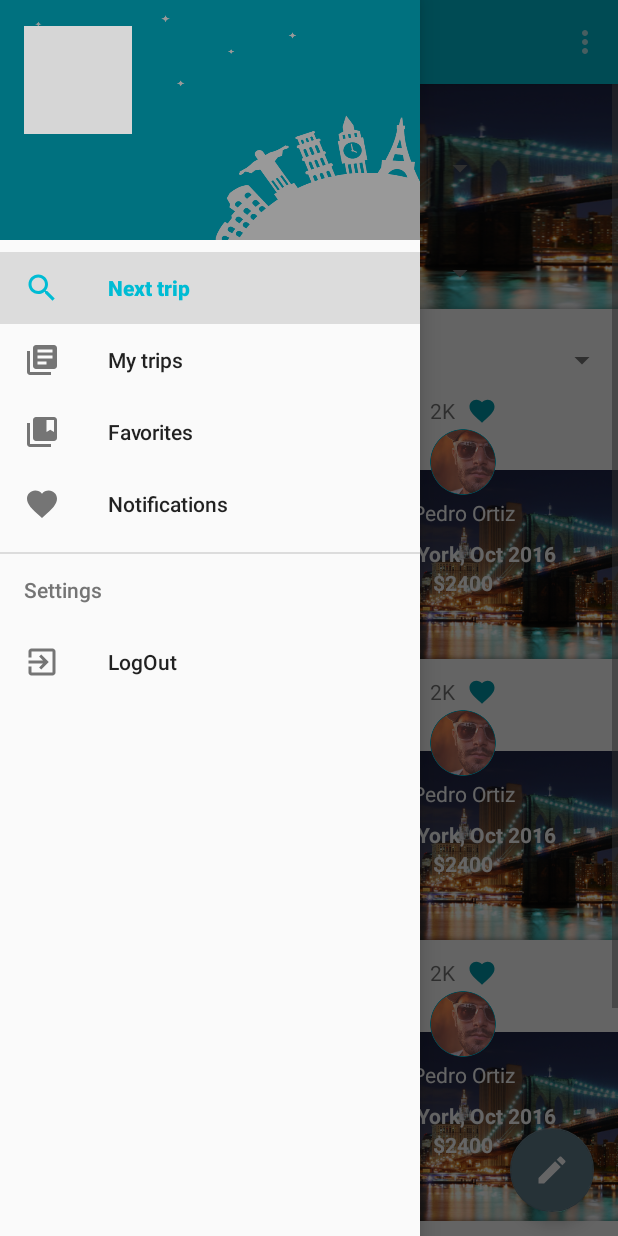
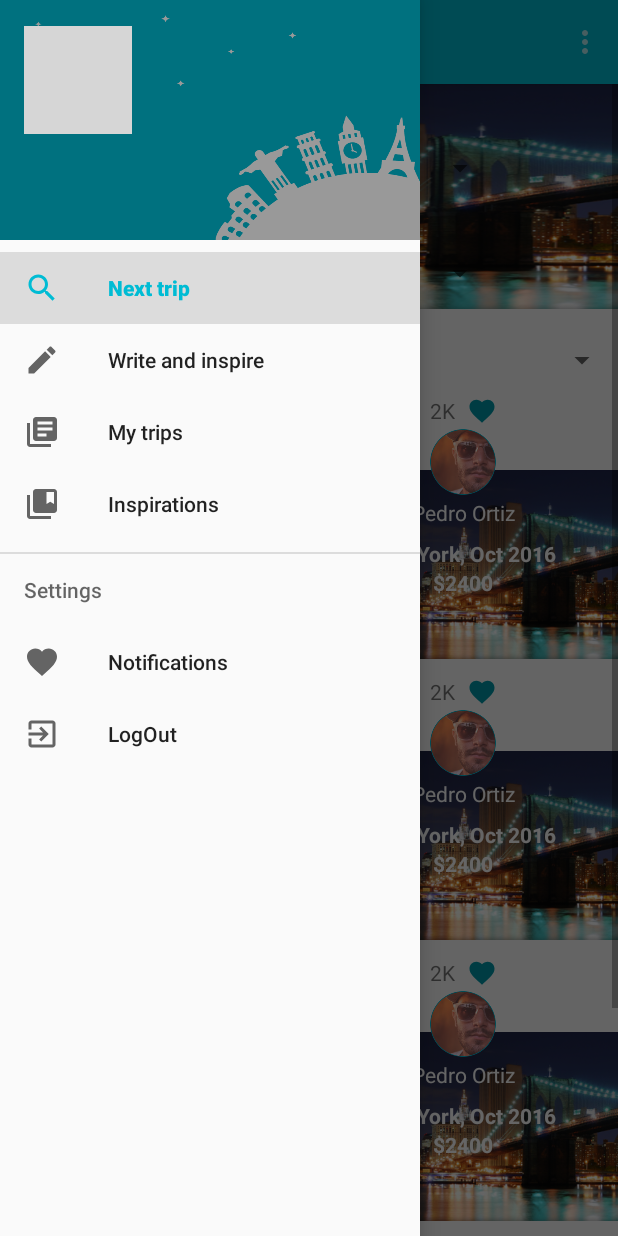
Before and after one commit to RonnyValdivieso/tripget, an Android app: the screen it shows after launch once a user with an empty profile is signed in (MainActivity), with the side drawer open, on a phone screen of 412 x 824 dp. Run offline under Robolectric (Android 15) with nearby library versions, the phone set to English and light mode, and no system bars; our stand-ins replace Firebase (no records; nobody signed in at launch, a user with empty details on screens opened directly); pictures from the network do not load; grey boxes are pictures that could not be loaded.

Commit message:
Deleted floating button / API 21 compatible

```diff
--- a/app/build.gradle
+++ b/app/build.gradle
@@ -6,7 +6,7 @@ android {
     defaultConfig {
         applicationId "com.tripget.tripget"
         minSdkVersion 15
-        targetSdkVersion 25
+        targetSdkVersion 21
         versionCode 5
         versionName "1.4"
         testInstrumentationRunner "android.support.test.runner.AndroidJUnitRunner"
@@ -30,6 +30,8 @@ dependencies {
     compile 'com.google.android.gms:play-services-auth:11.0.2'
     compile 'com.google.firebase:firebase-auth:11.0.2'
     compile 'com.android.support:design:25.3.1'
+    compile 'com.android.support:cardview-v7:25.3.1'
+    compile 'com.android.support:recyclerview-v7:25.3.1'
     compile 'com.github.bumptech.glide:glide:4.0.0-RC1'
     compile 'com.android.support:support-v4:25.3.1'
     testCompile 'junit:junit:4.12'
--- a/app/src/main/AndroidManifest.xml
+++ b/app/src/main/AndroidManifest.xml
@@ -8,7 +8,7 @@
         android:label="@string/app_name"
         android:roundIcon="@mipmap/ic_launcher_round"
         android:supportsRtl="true"
-        android:theme="@style/TripgetTheme">
+        android:theme="@style/AppStyle">
         <activity android:name=".MainActivity"
             android:windowSoftInputMode="adjustResize">
             <intent-filter>
--- a/app/src/main/java/com/tripget/tripget/MainActivity.java
+++ b/app/src/main/java/com/tripget/tripget/MainActivity.java
@@ -238,8 +238,9 @@ public class MainActivity extends AppCompatActivity
         } else if (id == R.id.nav_my_trips) {
             fragment = new MyTripsFragment();
             callFragment();
-        } else if (id == R.id.nav_favorite) {
-
+        } else if (id == R.id.nav_new_story) {
+            fragment = new ReviewTripFragment();
+            callFragment();
         } else if (id == R.id.nav_notification) {
             fragment = new NotificationFragment();
             callFragment();
--- a/app/src/main/java/com/tripget/tripget/NextTripFragment.java
+++ b/app/src/main/java/com/tripget/tripget/NextTripFragment.java
@@ -33,7 +33,7 @@ public class NextTripFragment extends Fragment {
         // Inflate the layout for this fragment
         View view = inflater.inflate(R.layout.fragment_next_trip, container, false);
 
-        fab = (FloatingActionButton)view.findViewById(R.id.fab);
+        /*fab = (FloatingActionButton)view.findViewById(R.id.fab);
         fab.setOnClickListener(new View.OnClickListener() {
             @Override
             public void onClick(View view) {
@@ -41,7 +41,7 @@ public class NextTripFragment extends Fragment {
                 FragmentManager manager = getFragmentManager();
                 manager.beginTransaction().replace(R.id.main_content, fragment).addToBackStack(null).setTransition(FragmentTransaction.TRANSIT_FRAGMENT_FADE).commit();
             }
-        });
+        });*/
         return view;
     }
 
--- a/app/src/main/res/layout/app_bar_main_menu.xml
+++ b/app/src/main/res/layout/app_bar_main_menu.xml
@@ -10,6 +10,7 @@
         android:layout_width="match_parent"
         android:layout_height="wrap_content"
         android:theme="@style/AppTheme.AppBarOverlay">
+        <!--android:theme="@style/AppTheme.AppBarOverlay"-->
 
         <android.support.v7.widget.Toolbar
             android:id="@+id/toolbar"
@@ -17,6 +18,7 @@
             android:layout_height="?attr/actionBarSize"
             android:background="?attr/colorPrimary"
             app:popupTheme="@style/AppTheme.PopupOverlay" />
+            <!--app:popupTheme="@style/AppTheme.PopupOverlay" -->
 
     </android.support.design.widget.AppBarLayout>
 
--- a/app/src/main/res/layout/fragment_next_trip.xml
+++ b/app/src/main/res/layout/fragment_next_trip.xml
@@ -23,13 +23,13 @@ tools:context="com.tripget.tripget.NextTripFragment">
 
     </ScrollView>
 
-<android.support.design.widget.FloatingActionButton
+<!--<android.support.design.widget.FloatingActionButton
     android:id="@+id/fab"
     android:layout_width="wrap_content"
     android:layout_height="wrap_content"
     android:layout_gravity="bottom|end"
     android:layout_margin="@dimen/fab_margin"
     app:srcCompat="@drawable/ic_edit"
-    android:tint="@color/primaryBackground"/>
+    android:tint="@color/primaryBackground"/>-->
 
 </android.support.design.widget.CoordinatorLayout>
--- a/app/src/main/res/layout/review_trip_needs.xml
+++ b/app/src/main/res/layout/review_trip_needs.xml
@@ -19,7 +19,6 @@
 				android:layout_width="0dp"
 				android:layout_height="match_parent"
 				android:layout_weight="1"
-				android:theme="@style/TripgetTheme.icons"
 				app:srcCompat="@drawable/ic_flight_takeoff"/>
 			<TextView
 				android:layout_width="0dp"
@@ -36,7 +35,6 @@
 				android:layout_width="0dp"
 				android:layout_height="match_parent"
 				android:layout_weight="1"
-				android:theme="@style/TripgetTheme.icons"
 				app:srcCompat="@drawable/ic_local_dining"/>
 			<TextView
 				android:layout_width="0dp"
@@ -53,7 +51,6 @@
 				android:layout_width="0dp"
 				android:layout_height="match_parent"
 				android:layout_weight="1"
-				android:theme="@style/TripgetTheme.icons"
 				app:srcCompat="@drawable/ic_local_mall"/>
 			<TextView
 				android:layout_width="0dp"
@@ -76,7 +73,6 @@
 				android:layout_width="0dp"
 				android:layout_height="match_parent"
 				android:layout_weight="1"
-				android:theme="@style/TripgetTheme.icons"
 				app:srcCompat="@drawable/ic_local_hotel"/>
 			<TextView
 				android:layout_width="0dp"
@@ -93,7 +89,6 @@
 				android:layout_width="0dp"
 				android:layout_height="match_parent"
 				android:layout_weight="1"
-				android:theme="@style/TripgetTheme.icons"
 				app:srcCompat="@drawable/ic_directions_bus_black_24dp"/>
 			<TextView
 				android:layout_width="0dp"
@@ -110,7 +105,6 @@
 				android:layout_width="0dp"
 				android:layout_height="match_parent"
 				android:layout_weight="1"
-				android:theme="@style/TripgetTheme.icons"
 				app:srcCompat="@drawable/ic_local_activity"/>
 			<TextView
 				android:layout_width="0dp"
--- a/app/src/main/res/layout/trip_needs.xml
+++ b/app/src/main/res/layout/trip_needs.xml
@@ -17,7 +17,6 @@
                     android:layout_width="0dp"
                     android:layout_height="match_parent"
                     android:layout_weight="1"
-                    android:theme="@style/TripgetTheme.icons"
                     app:srcCompat="@drawable/ic_flight_takeoff"/>
                 <EditText
                     android:layout_width="0dp"
@@ -35,7 +34,6 @@
                     android:layout_width="0dp"
                     android:layout_height="match_parent"
                     android:layout_weight="1"
-                    android:theme="@style/TripgetTheme.icons"
                     app:srcCompat="@drawable/ic_local_dining"/>
                 <EditText
                     android:layout_width="0dp"
@@ -53,7 +51,6 @@
                     android:layout_width="0dp"
                     android:layout_height="match_parent"
                     android:layout_weight="1"
-                    android:theme="@style/TripgetTheme.icons"
                     app:srcCompat="@drawable/ic_local_mall"/>
                 <EditText
                     android:layout_width="0dp"
@@ -77,7 +74,6 @@
                     android:layout_width="0dp"
                     android:layout_height="match_parent"
                     android:layout_weight="1"
-                    android:theme="@style/TripgetTheme.icons"
                     app:srcCompat="@drawable/ic_local_hotel"/>
                 <EditText
                     android:layout_width="0dp"
@@ -95,7 +91,6 @@
                     android:layout_width="0dp"
                     android:layout_height="match_parent"
                     android:layout_weight="1"
-                    android:theme="@style/TripgetTheme.icons"
                     app:srcCompat="@drawable/ic_directions_bus_black_24dp"/>
                 <EditText
                     android:layout_width="0dp"
@@ -113,7 +108,6 @@
                     android:layout_width="0dp"
                     android:layout_height="match_parent"
                     android:layout_weight="1"
-                    android:theme="@style/TripgetTheme.icons"
                     app:srcCompat="@drawable/ic_local_activity"/>
                 <EditText
                     android:layout_width="0dp"
--- a/app/src/main/res/menu/activity_main_menu_drawer.xml
+++ b/app/src/main/res/menu/activity_main_menu_drawer.xml
@@ -8,25 +8,29 @@
             android:icon="@drawable/ic_search"
             android:title="@string/next_trip" />
         <item
+            android:id="@+id/nav_new_story"
+            android:icon="@drawable/ic_edit"
+            android:title="@string/write_and_inspire" />
+        <item
             android:id="@+id/nav_my_trips"
             android:icon="@drawable/ic_library_books"
             android:title="@string/my_trips" />
         <item
-            android:id="@+id/nav_favorite"
+            android:id="@+id/nav_inspiration"
             android:icon="@drawable/ic_collections_bookmark_black_24dp"
-            android:title="@string/favorites" />
-        <item
-            android:id="@+id/nav_notification"
-            android:icon="@drawable/ic_favorite"
-            android:title="@string/notifications" />
+            android:title="@string/inspiration" />
     </group>
 
     <item android:title="@string/settings">
         <menu>
             <item
+                android:id="@+id/nav_notification"
+                android:icon="@drawable/ic_favorite"
+                android:title="@string/notifications" />
+            <item
                 android:id="@+id/nav_exit"
                 android:icon="@drawable/ic_exit_to_app_black_24dp"
-                android:title="LogOut" />
+                android:title="@string/logout" />
         </menu>
     </item>
 
--- a/app/src/main/res/values-v21/styles.xml
+++ b/app/src/main/res/values-v21/styles.xml
@@ -19,7 +19,7 @@
         <item name="android:colorPrimary">@color/colorPrimary</item>
         <item name="android:colorPrimaryDark">@color/colorPrimaryDark</item>
         <item name="android:colorAccent">@color/colorAccent</item>
-        <item name="colorPrimary">@color/colorPrimary</item>
+        <item name="colorPrimary">@color/lightPrimary</item>
         <item name="colorPrimaryDark">@color/colorPrimaryDark</item>
         <item name="colorAccent">@color/colorAccent</item>
         <item name="android:textColorSecondary">@color/secondaryText</item>
--- a/app/src/main/res/values/colors.xml
+++ b/app/src/main/res/values/colors.xml
@@ -3,11 +3,10 @@
     <color name="colorPrimary">#00bcd4</color>
     <color name="colorPrimaryDark">#0097a7</color>
     <color name="colorAccent">#607d8b</color>
-    <color name="lightPrimary">#B2EBF2</color>
+    <color name="lightPrimary">#b2ebf2</color>
     <color name="primaryText">#212121</color>
     <color name="secondaryText">#757575</color>
     <color name="divider">#bdbdbd</color>
     <color name="primaryBackground">#fdfdfd</color>
     <color name="colorTripget">#00bcd4</color>
-
 </resources>
--- a/app/src/main/res/values/strings.xml
+++ b/app/src/main/res/values/strings.xml
@@ -14,7 +14,7 @@
     <string name="server_client_id">954600030379-gjk4j361q2v63fdlk646p3ms2gnntgr1.apps.googleusercontent.com</string>
     <string name="settings">Settings</string>
     <string name="notifications">Notifications</string>
-    <string name="favorites">Favorites</string>
+    <string name="inspiration">Inspirations</string>
     <string name="my_trips">My trips</string>
     <string name="next_trip">Next trip</string>
 
@@ -28,4 +28,6 @@
     <string name="save">Save</string>
     <string name="submit">Submit</string>
     <string name="story_saved">Your story has been saved</string>
+    <string name="logout">LogOut</string>
+    <string name="write_and_inspire">Write and inspire</string>
 </resources>
--- a/app/src/main/res/values/styles.xml
+++ b/app/src/main/res/values/styles.xml
@@ -1,20 +1,29 @@
 <resources>
 
     <!-- Base application theme. -->
-    <style name="TripgetTheme" parent="Theme.AppCompat.NoActionBar">
+    <style name="TripgetTheme" parent="Theme.AppCompat.Light.NoActionBar">
+        <item name="colorPrimary">@color/lightPrimary</item>
+        <item name="colorPrimaryDark">@color/colorPrimaryDark</item>
+        <item name="colorAccent">@color/colorAccent</item>
+        <item name="android:textColorSecondaryInverse">@color/primaryBackground</item>
+        <item name="android:textColorSecondary">@color/secondaryText</item>
+
+    </style>
+
+    <style name="AppTheme" parent="Theme.AppCompat.Light.NoActionBar">
         <item name="colorPrimary">@color/colorPrimary</item>
         <item name="colorPrimaryDark">@color/colorPrimaryDark</item>
         <item name="colorAccent">@color/colorAccent</item>
-        <item name="android:textColorSecondary">@color/secondaryText</item>
         <item name="android:textColorSecondaryInverse">@color/primaryBackground</item>
     </style>
 
     <style name="AppTheme.AppBarOverlay" parent="ThemeOverlay.AppCompat.Dark"></style>
 
     <style name="AppTheme.PopupOverlay" parent="ThemeOverlay.AppCompat.Light"></style>
-    <style name="TripgetTheme.icons" parent="Theme.AppCompat">
-        <item name="android:tint">@color/colorAccent</item>
+
+    <style name="AppStyle" parent="Theme.AppCompat.Light.NoActionBar" >
+        <item name="colorAccent">@color/colorAccent</item>
+        <item name="colorPrimary">@color/colorPrimary</item>
+        <item name="colorPrimaryDark">@color/colorPrimaryDark</item>
     </style>
-
-
 </resources>
```
Also changed, not shown: app/src/main/res/layout/activity_sign_in.xml (+6 -6 lines), app/src/main/res/drawable/galapagos.png (added), app/src/main/res/drawable/madrid.png (added), app/src/main/res/drawable/newyork2.png (added), app/src/main/res/drawable/newyork3.png (added).
